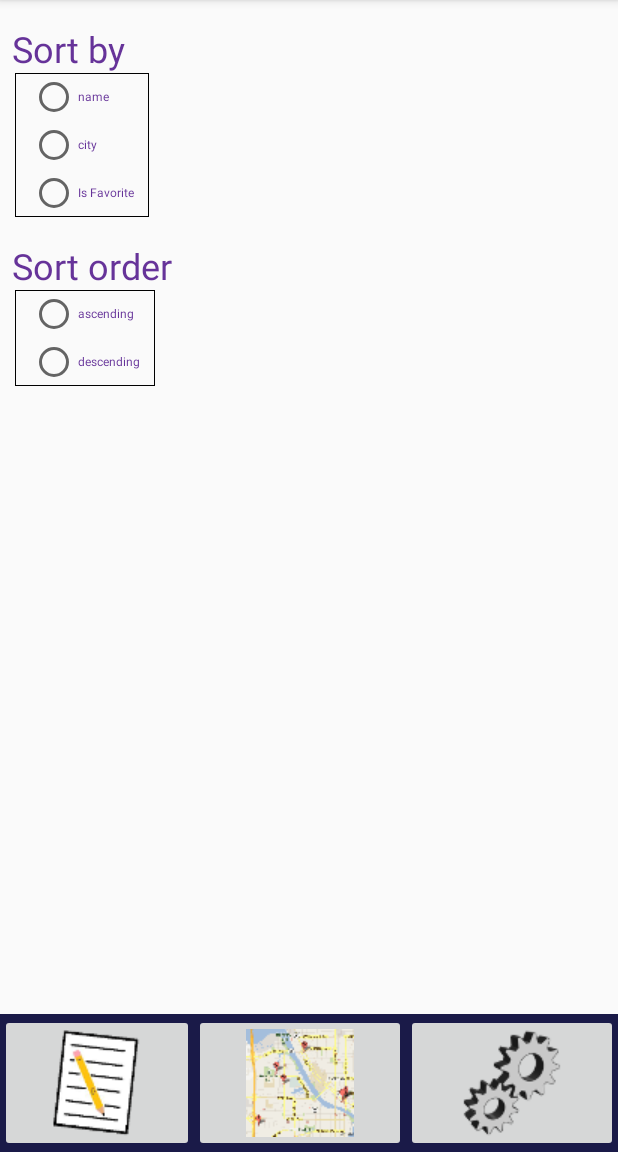
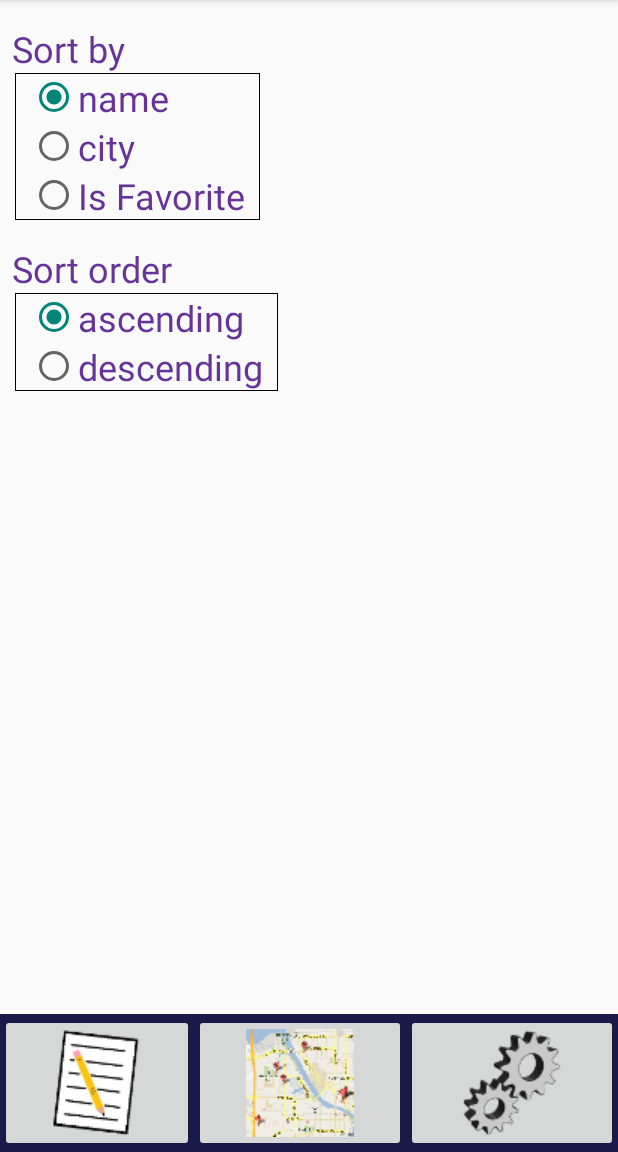
Before and after one commit to tylerNeumann/Teams, an Android app: the TeamListActivity screen opened directly, with no data from a screen before it, after a tap on "show the settings page", on a phone screen of 412 x 824 dp, the part 84-1236 px from its top. Run offline under Robolectric (Android 15) with nearby library versions, the phone set to English and light mode, and no system bars.

```diff
--- a/app/src/main/java/fvtc/edu/teams/TeamListActivity.java
+++ b/app/src/main/java/fvtc/edu/teams/TeamListActivity.java
@@ -109,9 +109,15 @@ public class TeamListActivity extends AppCompatActivity {
         Log.d(TAG, "onCreate: end");
     }
     private void initDatabase() {
+        String sortBy = getSharedPreferences("teamspreferences",
+                Context.MODE_PRIVATE)
+                .getString("sortby", "name");
+        String sortOrder = getSharedPreferences("teamspreferences",
+                Context.MODE_PRIVATE)
+                .getString("sortorder", "ASC");
         ds = new TeamsDataSource(this);
         ds.open();
-        teams = ds.get();
+        teams = ds.get(sortBy, sortOrder);
         Log.d(TAG, "initDatabase: Teams: " + teams.size());
     }
     /*private void createTeams() {
--- a/app/src/main/java/fvtc/edu/teams/TeamSettingsActivity.java
+++ b/app/src/main/java/fvtc/edu/teams/TeamSettingsActivity.java
@@ -1,7 +1,10 @@
 package fvtc.edu.teams;
 
+import android.content.Context;
 import android.os.Bundle;
 import android.util.Log;
+import android.widget.RadioButton;
+import android.widget.RadioGroup;
 
 import androidx.activity.EdgeToEdge;
 import androidx.appcompat.app.AppCompatActivity;
@@ -20,6 +23,11 @@ public static final String TAG = "Settings";
         Navbar.initListButton(this);
         Navbar.initMapButton(this);
         Navbar.initSettingsButton(this);
+
+        initSortByClick();
+        initSortOrderClick();
+        initSettings();
+
         this.setTitle(getString(R.string.team_settings));
 
         ViewCompat.setOnApplyWindowInsetsListener(findViewById(R.id.main), (v, insets) -> {
@@ -28,4 +36,91 @@ public static final String TAG = "Settings";
             return insets;
         });
     }
+    private void initSortByClick() {
+        RadioGroup rgSortBy = findViewById(R.id.radioGroupSortBy);
+
+        rgSortBy.setOnCheckedChangeListener(new RadioGroup.OnCheckedChangeListener() {
+            @Override
+            public void onCheckedChanged(RadioGroup radioGroup, int i) {
+                RadioButton rbName = findViewById(R.id.radioName);
+                RadioButton rbCity = findViewById(R.id.radioCity);
+                RadioButton rbIsFavorite = findViewById(R.id.radioIsFavorite);
+
+                String sortBy;
+
+                if(rbName.isChecked())
+                {
+                    sortBy = "name";
+                }
+                else if(rbCity.isChecked())
+                {
+                    sortBy = "city";
+                }
+                else
+                {
+                    sortBy = "isfavorite";
+                }
+
+                getSharedPreferences("teamspreferences",
+                        Context.MODE_PRIVATE)
+                        .edit()
+                        .putString("sortby", sortBy)
+                        .apply();
+                Log.d(TAG, "onCheckedChanged: " + sortBy);
+            }
+        });
+
+    }
+
+    private void initSortOrderClick() {
+        RadioGroup rgSortOrder = findViewById(R.id.radioGroupSortOrder);
+
+        rgSortOrder.setOnCheckedChangeListener(new RadioGroup.OnCheckedChangeListener() {
+            @Override
+            public void onCheckedChanged(RadioGroup radioGroup, int i) {
+                RadioButton rbAscending = findViewById(R.id.radioAscending);
+                RadioButton rbDescending = findViewById(R.id.radioDescending);
+
+                String sortOrder;
+
+                if(rbAscending.isChecked())
+                {
+                    sortOrder = "ASC";
+                }
+                else
+                {
+                    sortOrder = "DESC";
+                }
+
+                getSharedPreferences("teamspreferences",
+                        Context.MODE_PRIVATE)
+                        .edit()
+                        .putString("sortorder", sortOrder)
+                        .apply();
+                Log.d(TAG, "onCheckedChanged: " + sortOrder);
+            }
+        });
+    }
+
+    private void initSettings() {
+        String sortBy = getSharedPreferences("teamspreferences",
+                Context.MODE_PRIVATE)
+                .getString("sortby", "name");
+        String sortOrder = getSharedPreferences("teamspreferences",
+                Context.MODE_PRIVATE)
+                .getString("sortorder", "ASC");
+
+        RadioButton rbName = findViewById(R.id.radioName);
+        RadioButton rbCity = findViewById(R.id.radioCity);
+        RadioButton rbIsFavorite = findViewById(R.id.radioIsFavorite);
+        RadioButton rbAscending = findViewById(R.id.radioAscending);
+        RadioButton rbDescending = findViewById(R.id.radioDescending);
+
+        rbName.setChecked(true);
+        rbCity.setChecked(sortBy.equalsIgnoreCase("city"));
+        rbIsFavorite.setChecked(sortBy.equalsIgnoreCase("isfavorite"));
+
+        rbAscending.setChecked(true);
+        rbDescending.setChecked(sortOrder.equalsIgnoreCase("DESC"));
+    }
 }
--- a/app/src/main/java/fvtc/edu/teams/TeamsDataSource.java
+++ b/app/src/main/java/fvtc/edu/teams/TeamsDataSource.java
@@ -91,12 +91,12 @@ public class TeamsDataSource {
         }
         return team;
     }
-    public ArrayList<Team> get(){
+    public ArrayList<Team> get(String sortBy, String sortOrder){
         Log.d(TAG, "get: Start");
         ArrayList<Team> teams = new ArrayList<Team>();
         try{
             Log.i(TAG, "get: inside try block");
-            String sql = "SELECT * from tblTeam";
+            String sql = "SELECT * from tblTeam ORDER BY " + sortBy + " " + sortOrder;
             Cursor cursor = database.rawQuery(sql, null);
             Team team;
             cursor.moveToFirst();
--- a/app/src/main/res/layout/activity_team_settings.xml
+++ b/app/src/main/res/layout/activity_team_settings.xml
@@ -7,7 +7,6 @@
     android:layout_width="match_parent"
     android:layout_height="match_parent"
     tools:context=".TeamSettingsActivity">
-    <include layout="@layout/navbar"/>
     <ScrollView
         android:layout_width="match_parent"
         android:layout_height="match_parent"
--- a/app/src/main/res/values/dimens.xml
+++ b/app/src/main/res/values/dimens.xml
@@ -12,4 +12,6 @@
     <dimen name="_12dp">12dp</dimen>
     <dimen name="_14dp">14dp</dimen>
     <dimen name="_5dp">5dp</dimen>
+    <dimen name="_24sp">24sp</dimen>
+    <dimen name="_24dp">24dp</dimen>
 </resources>
```
